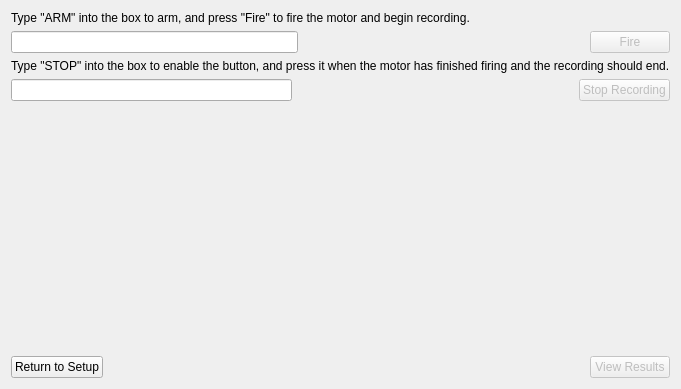
First picture: the form in ui/views/forms/FireWidget.ui, repository reilleya/RMTS-Software, before the edit.
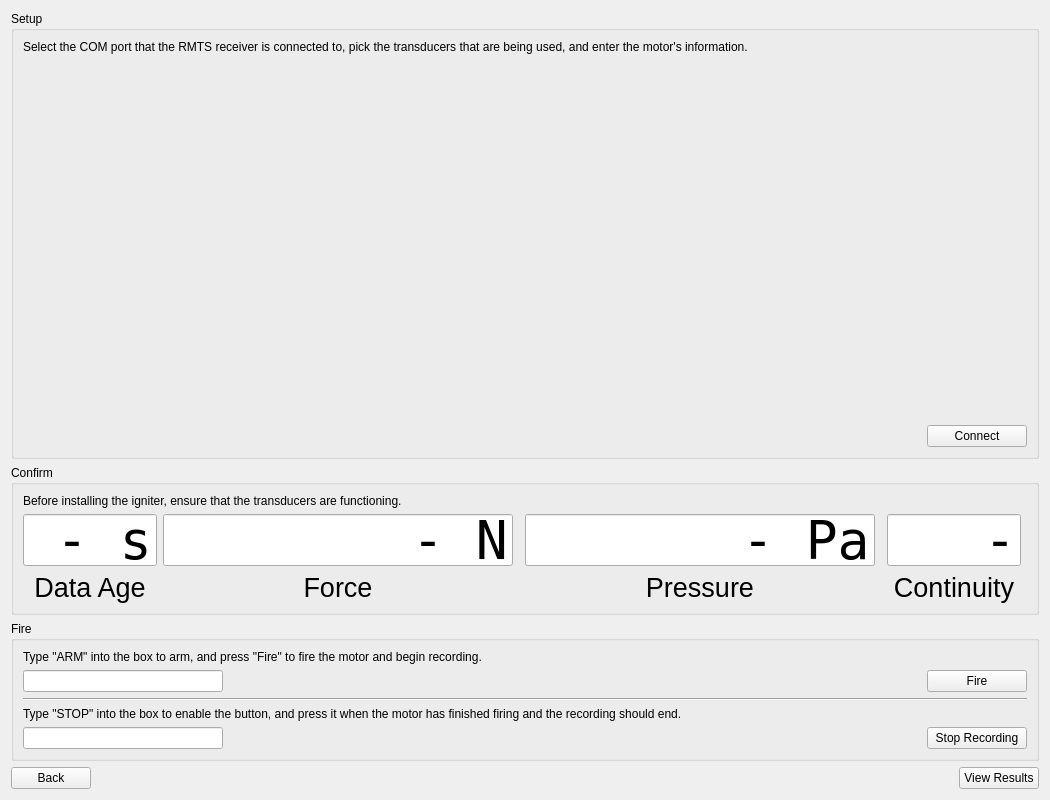
Second picture: the form after the edit. Custom widgets are drawn as their Qt base class.

Commit message: Started to prototype new UI

```diff
--- a/ui/views/forms/FireWidget.ui
+++ b/ui/views/forms/FireWidget.ui
@@ -6,112 +6,508 @@
    <rect>
     <x>0</x>
     <y>0</y>
-    <width>661</width>
-    <height>389</height>
+    <width>1050</width>
+    <height>800</height>
    </rect>
   </property>
+  <property name="minimumSize">
+   <size>
+    <width>1050</width>
+    <height>800</height>
+   </size>
+  </property>
   <property name="windowTitle">
    <string>Form</string>
   </property>
   <layout class="QVBoxLayout" name="verticalLayout">
    <item>
-    <widget class="QLabel" name="labelArmInstructions">
-     <property name="text">
-      <string>Type &quot;ARM&quot; into the box to arm, and press &quot;Fire&quot; to fire the motor and begin recording.</string>
+    <widget class="QGroupBox" name="groupBox">
+     <property name="sizePolicy">
+      <sizepolicy hsizetype="Preferred" vsizetype="Expanding">
+       <horstretch>0</horstretch>
+       <verstretch>0</verstretch>
+      </sizepolicy>
      </property>
+     <property name="maximumSize">
+      <size>
+       <width>16777215</width>
+       <height>16777215</height>
+      </size>
+     </property>
+     <property name="title">
+      <string>Setup</string>
+     </property>
+     <layout class="QVBoxLayout" name="verticalLayout_2">
+      <item>
+       <widget class="QLabel" name="label">
+        <property name="sizePolicy">
+         <sizepolicy hsizetype="Preferred" vsizetype="Minimum">
+          <horstretch>0</horstretch>
+          <verstretch>0</verstretch>
+         </sizepolicy>
+        </property>
+        <property name="text">
+         <string>Select the COM port that the RMTS receiver is connected to, pick the transducers that are being used, and enter the motor's information.</string>
+        </property>
+       </widget>
+      </item>
+      <item>
+       <layout class="QHBoxLayout" name="horizontalLayout">
+        <property name="rightMargin">
+         <number>5</number>
+        </property>
+        <item>
+         <layout class="QVBoxLayout" name="verticalLayout_7">
+          <property name="bottomMargin">
+           <number>6</number>
+          </property>
+          <item>
+           <widget class="PortSelectorWidget" name="widgetPortSelector" native="true">
+            <property name="sizePolicy">
+             <sizepolicy hsizetype="Preferred" vsizetype="Preferred">
+              <horstretch>0</horstretch>
+              <verstretch>0</verstretch>
+             </sizepolicy>
+            </property>
+           </widget>
+          </item>
+          <item>
+           <widget class="TransducerSelectorWidget" name="widgetTransducerSelector" native="true"/>
+          </item>
+          <item>
+           <spacer name="verticalSpacer">
+            <property name="orientation">
+             <enum>Qt::Vertical</enum>
+            </property>
+            <property name="sizeHint" stdset="0">
+             <size>
+              <width>20</width>
+              <height>40</height>
+             </size>
+            </property>
+           </spacer>
+          </item>
+         </layout>
+        </item>
+        <item>
+         <widget class="CollectionEditor" name="firingConfig" native="true">
+          <property name="sizePolicy">
+           <sizepolicy hsizetype="Preferred" vsizetype="Expanding">
+            <horstretch>0</horstretch>
+            <verstretch>0</verstretch>
+           </sizepolicy>
+          </property>
+         </widget>
+        </item>
+       </layout>
+      </item>
+      <item>
+       <layout class="QHBoxLayout" name="horizontalLayout_2">
+        <property name="bottomMargin">
+         <number>0</number>
+        </property>
+        <item>
+         <spacer name="horizontalSpacer_3">
+          <property name="orientation">
+           <enum>Qt::Horizontal</enum>
+          </property>
+          <property name="sizeHint" stdset="0">
+           <size>
+            <width>40</width>
+            <height>20</height>
+           </size>
+          </property>
+         </spacer>
+        </item>
+        <item>
+         <widget class="QPushButton" name="pushButton_3">
+          <property name="minimumSize">
+           <size>
+            <width>100</width>
+            <height>0</height>
+           </size>
+          </property>
+          <property name="maximumSize">
+           <size>
+            <width>100</width>
+            <height>16777215</height>
+           </size>
+          </property>
+          <property name="text">
+           <string>Connect</string>
+          </property>
+         </widget>
+        </item>
+       </layout>
+      </item>
+     </layout>
     </widget>
    </item>
    <item>
-    <layout class="QHBoxLayout" name="horizontalLayout_3">
-     <item>
-      <widget class="QLineEdit" name="lineEditArm"/>
-     </item>
-     <item>
-      <spacer name="horizontalSpacer_2">
-       <property name="orientation">
-        <enum>Qt::Horizontal</enum>
-       </property>
-       <property name="sizeHint" stdset="0">
-        <size>
-         <width>40</width>
-         <height>20</height>
-        </size>
-       </property>
-      </spacer>
-     </item>
-     <item>
-      <widget class="QPushButton" name="pushButtonFire">
-       <property name="enabled">
-        <bool>false</bool>
-       </property>
-       <property name="text">
-        <string>Fire</string>
-       </property>
-      </widget>
-     </item>
-    </layout>
-   </item>
-   <item>
-    <widget class="QLabel" name="labelStopInstructions">
-     <property name="text">
-      <string>Type &quot;STOP&quot; into the box to enable the button, and press it when the motor has finished firing and the recording should end.</string>
+    <widget class="QGroupBox" name="groupBox_2">
+     <property name="sizePolicy">
+      <sizepolicy hsizetype="Expanding" vsizetype="Preferred">
+       <horstretch>0</horstretch>
+       <verstretch>0</verstretch>
+      </sizepolicy>
      </property>
+     <property name="minimumSize">
+      <size>
+       <width>150</width>
+       <height>0</height>
+      </size>
+     </property>
+     <property name="maximumSize">
+      <size>
+       <width>1050</width>
+       <height>150</height>
+      </size>
+     </property>
+     <property name="title">
+      <string>Confirm</string>
+     </property>
+     <layout class="QVBoxLayout" name="verticalLayout_9">
+      <item>
+       <widget class="QLabel" name="label_8">
+        <property name="text">
+         <string>Before installing the igniter, ensure that the transducers are functioning.</string>
+        </property>
+       </widget>
+      </item>
+      <item>
+       <layout class="QHBoxLayout" name="horizontalLayout_5">
+        <property name="rightMargin">
+         <number>0</number>
+        </property>
+        <item>
+         <layout class="QVBoxLayout" name="verticalLayout_6">
+          <item>
+           <widget class="QLineEdit" name="lineEdit_3">
+            <property name="maximumSize">
+             <size>
+              <width>16777215</width>
+              <height>16777215</height>
+             </size>
+            </property>
+            <property name="font">
+             <font>
+              <family>DejaVu Sans Mono</family>
+              <pointsize>40</pointsize>
+             </font>
+            </property>
+            <property name="text">
+             <string>- s</string>
+            </property>
+            <property name="alignment">
+             <set>Qt::AlignRight|Qt::AlignTrailing|Qt::AlignVCenter</set>
+            </property>
+            <property name="readOnly">
+             <bool>true</bool>
+            </property>
+           </widget>
+          </item>
+          <item>
+           <widget class="QLabel" name="label_4">
+            <property name="font">
+             <font>
+              <pointsize>20</pointsize>
+             </font>
+            </property>
+            <property name="text">
+             <string>Data Age</string>
+            </property>
+            <property name="alignment">
+             <set>Qt::AlignCenter</set>
+            </property>
+           </widget>
+          </item>
+         </layout>
+        </item>
+        <item>
+         <layout class="QVBoxLayout" name="verticalLayout_3">
+          <property name="rightMargin">
+           <number>6</number>
+          </property>
+          <item>
+           <widget class="QLineEdit" name="lineEdit_4">
+            <property name="minimumSize">
+             <size>
+              <width>350</width>
+              <height>0</height>
+             </size>
+            </property>
+            <property name="font">
+             <font>
+              <family>DejaVu Sans Mono</family>
+              <pointsize>40</pointsize>
+             </font>
+            </property>
+            <property name="text">
+             <string>- N</string>
+            </property>
+            <property name="alignment">
+             <set>Qt::AlignRight|Qt::AlignTrailing|Qt::AlignVCenter</set>
+            </property>
+            <property name="readOnly">
+             <bool>true</bool>
+            </property>
+           </widget>
+          </item>
+          <item>
+           <widget class="QLabel" name="label_5">
+            <property name="font">
+             <font>
+              <pointsize>20</pointsize>
+             </font>
+            </property>
+            <property name="text">
+             <string>Force</string>
+            </property>
+            <property name="alignment">
+             <set>Qt::AlignCenter</set>
+            </property>
+           </widget>
+          </item>
+         </layout>
+        </item>
+        <item>
+         <layout class="QVBoxLayout" name="verticalLayout_5">
+          <property name="rightMargin">
+           <number>6</number>
+          </property>
+          <item>
+           <widget class="QLineEdit" name="lineEdit_5">
+            <property name="minimumSize">
+             <size>
+              <width>350</width>
+              <height>0</height>
+             </size>
+            </property>
+            <property name="font">
+             <font>
+              <family>DejaVu Sans Mono</family>
+              <pointsize>40</pointsize>
+             </font>
+            </property>
+            <property name="text">
+             <string>- Pa</string>
+            </property>
+            <property name="alignment">
+             <set>Qt::AlignRight|Qt::AlignTrailing|Qt::AlignVCenter</set>
+            </property>
+            <property name="readOnly">
+             <bool>true</bool>
+            </property>
+           </widget>
+          </item>
+          <item>
+           <widget class="QLabel" name="label_6">
+            <property name="font">
+             <font>
+              <pointsize>20</pointsize>
+             </font>
+            </property>
+            <property name="text">
+             <string>Pressure</string>
+            </property>
+            <property name="alignment">
+             <set>Qt::AlignCenter</set>
+            </property>
+           </widget>
+          </item>
+         </layout>
+        </item>
+        <item>
+         <layout class="QVBoxLayout" name="verticalLayout_4">
+          <property name="rightMargin">
+           <number>6</number>
+          </property>
+          <item>
+           <widget class="QLineEdit" name="lineEdit_6">
+            <property name="font">
+             <font>
+              <family>DejaVu Sans Mono</family>
+              <pointsize>40</pointsize>
+             </font>
+            </property>
+            <property name="text">
+             <string>-</string>
+            </property>
+            <property name="alignment">
+             <set>Qt::AlignRight|Qt::AlignTrailing|Qt::AlignVCenter</set>
+            </property>
+            <property name="readOnly">
+             <bool>true</bool>
+            </property>
+           </widget>
+          </item>
+          <item>
+           <widget class="QLabel" name="label_7">
+            <property name="font">
+             <font>
+              <pointsize>20</pointsize>
+             </font>
+            </property>
+            <property name="text">
+             <string>Continuity</string>
+            </property>
+            <property name="alignment">
+             <set>Qt::AlignCenter</set>
+            </property>
+           </widget>
+          </item>
+         </layout>
+        </item>
+       </layout>
+      </item>
+     </layout>
     </widget>
    </item>
    <item>
-    <layout class="QHBoxLayout" name="horizontalLayout_2">
-     <item>
-      <widget class="QLineEdit" name="lineEditStop"/>
-     </item>
-     <item>
-      <spacer name="horizontalSpacer_3">
-       <property name="orientation">
-        <enum>Qt::Horizontal</enum>
-       </property>
-       <property name="sizeHint" stdset="0">
-        <size>
-         <width>40</width>
-         <height>20</height>
-        </size>
-       </property>
-      </spacer>
-     </item>
-     <item>
-      <widget class="QPushButton" name="pushButtonStop">
-       <property name="enabled">
-        <bool>false</bool>
-       </property>
-       <property name="text">
-        <string>Stop Recording</string>
-       </property>
-      </widget>
-     </item>
-    </layout>
-   </item>
-   <item>
-    <spacer name="verticalSpacer">
-     <property name="orientation">
-      <enum>Qt::Vertical</enum>
-     </property>
-     <property name="sizeHint" stdset="0">
+    <widget class="QGroupBox" name="groupBox_3">
+     <property name="maximumSize">
       <size>
-       <width>20</width>
-       <height>40</height>
+       <width>16777215</width>
+       <height>140</height>
       </size>
      </property>
-    </spacer>
+     <property name="title">
+      <string>Fire</string>
+     </property>
+     <layout class="QVBoxLayout" name="verticalLayout_8">
+      <item>
+       <widget class="QLabel" name="label_2">
+        <property name="text">
+         <string>Type &quot;ARM&quot; into the box to arm, and press &quot;Fire&quot; to fire the motor and begin recording.</string>
+        </property>
+       </widget>
+      </item>
+      <item>
+       <layout class="QHBoxLayout" name="horizontalLayout_3">
+        <item>
+         <widget class="QLineEdit" name="lineEditArm">
+          <property name="maximumSize">
+           <size>
+            <width>200</width>
+            <height>16777215</height>
+           </size>
+          </property>
+         </widget>
+        </item>
+        <item>
+         <spacer name="horizontalSpacer">
+          <property name="orientation">
+           <enum>Qt::Horizontal</enum>
+          </property>
+          <property name="sizeHint" stdset="0">
+           <size>
+            <width>40</width>
+            <height>20</height>
+           </size>
+          </property>
+         </spacer>
+        </item>
+        <item>
+         <widget class="QPushButton" name="pushButtonFire">
+          <property name="minimumSize">
+           <size>
+            <width>100</width>
+            <height>0</height>
+           </size>
+          </property>
+          <property name="maximumSize">
+           <size>
+            <width>100</width>
+            <height>16777215</height>
+           </size>
+          </property>
+          <property name="text">
+           <string>Fire</string>
+          </property>
+         </widget>
+        </item>
+       </layout>
+      </item>
+      <item>
+       <widget class="Line" name="line">
+        <property name="orientation">
+         <enum>Qt::Horizontal</enum>
+        </property>
+       </widget>
+      </item>
+      <item>
+       <widget class="QLabel" name="label_3">
+        <property name="text">
+         <string>Type &quot;STOP&quot; into the box to enable the button, and press it when the motor has finished firing and the recording should end.</string>
+        </property>
+       </widget>
+      </item>
+      <item>
+       <layout class="QHBoxLayout" name="horizontalLayout_4">
+        <property name="topMargin">
+         <number>0</number>
+        </property>
+        <item>
+         <widget class="QLineEdit" name="lineEditStop">
+          <property name="maximumSize">
+           <size>
+            <width>200</width>
+            <height>16777215</height>
+           </size>
+          </property>
+         </widget>
+        </item>
+        <item>
+         <spacer name="horizontalSpacer_2">
+          <property name="orientation">
+           <enum>Qt::Horizontal</enum>
+          </property>
+          <property name="sizeHint" stdset="0">
+           <size>
+            <width>40</width>
+            <height>20</height>
+           </size>
+          </property>
+         </spacer>
+        </item>
+        <item>
+         <widget class="QPushButton" name="pushButtonStop">
+          <property name="minimumSize">
+           <size>
+            <width>100</width>
+            <height>0</height>
+           </size>
+          </property>
+          <property name="maximumSize">
+           <size>
+            <width>100</width>
+            <height>100</height>
+           </size>
+          </property>
+          <property name="text">
+           <string>Stop Recording</string>
+          </property>
+         </widget>
+        </item>
+       </layout>
+      </item>
+     </layout>
+    </widget>
    </item>
    <item>
-    <layout class="QHBoxLayout" name="horizontalLayout">
+    <layout class="QHBoxLayout" name="horizontalLayout_6">
+     <property name="topMargin">
+      <number>0</number>
+     </property>
      <item>
-      <widget class="QPushButton" name="pushButtonSetup">
+      <widget class="QPushButton" name="pushButton_4">
        <property name="text">
-        <string>Return to Setup</string>
+        <string>Back</string>
        </property>
       </widget>
      </item>
      <item>
-      <spacer name="horizontalSpacer">
+      <spacer name="horizontalSpacer_4">
        <property name="orientation">
         <enum>Qt::Horizontal</enum>
        </property>
@@ -124,10 +520,7 @@
       </spacer>
      </item>
      <item>
-      <widget class="QPushButton" name="pushButtonResults">
-       <property name="enabled">
-        <bool>false</bool>
-       </property>
+      <widget class="QPushButton" name="pushButton_5">
        <property name="text">
         <string>View Results</string>
        </property>
@@ -137,6 +530,26 @@
    </item>
   </layout>
  </widget>
+ <customwidgets>
+  <customwidget>
+   <class>CollectionEditor</class>
+   <extends>QWidget</extends>
+   <header location="global">pyFormGen.collectionEditor</header>
+   <container>1</container>
+  </customwidget>
+  <customwidget>
+   <class>PortSelectorWidget</class>
+   <extends>QWidget</extends>
+   <header location="global">ui.portSelectorWidget</header>
+   <container>1</container>
+  </customwidget>
+  <customwidget>
+   <class>TransducerSelectorWidget</class>
+   <extends>QWidget</extends>
+   <header location="global">ui.transducerSelectorWidget</header>
+   <container>1</container>
+  </customwidget>
+ </customwidgets>
  <resources/>
  <connections/>
 </ui>
```
The commit also changes 7 other files.
